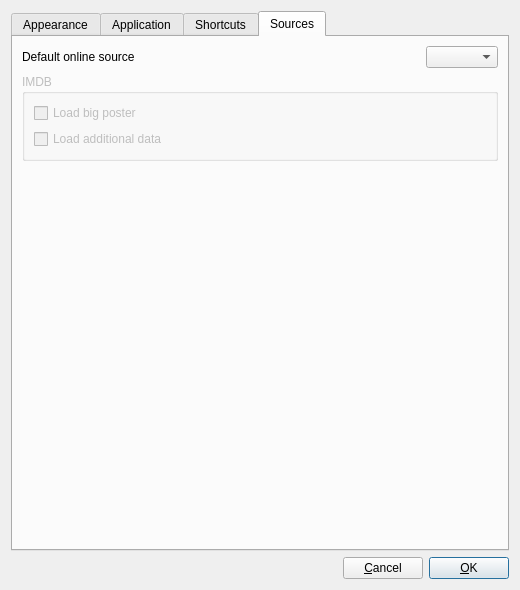
eugene-melnik/alexandra, file src/settingswindow.ui: the form before one commit.
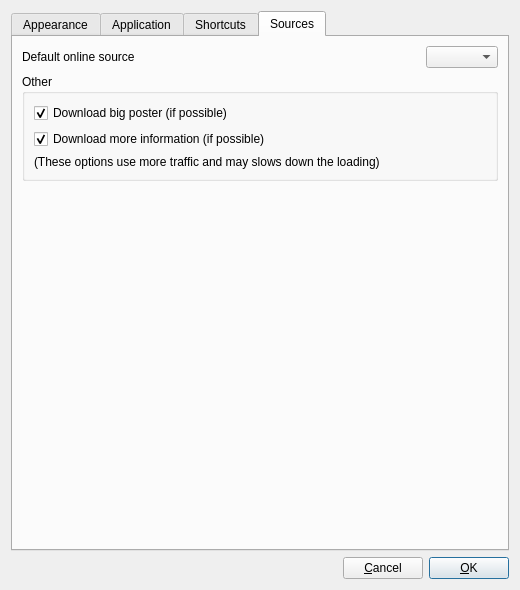
The form after the commit. The open tabs and pages were chosen to show the change. Icons and pictures are not drawn.

```diff
--- a/src/settingswindow.ui
+++ b/src/settingswindow.ui
@@ -1341,25 +1341,35 @@
         </layout>
        </item>
        <item>
-        <widget class="QGroupBox" name="gbImdb">
-         <property name="enabled">
-          <bool>false</bool>
-         </property>
+        <widget class="QGroupBox" name="gbOther">
          <property name="title">
-          <string>IMDB</string>
+          <string notr="true">Other</string>
          </property>
          <layout class="QVBoxLayout" name="verticalLayout_11">
           <item>
            <widget class="QCheckBox" name="cLoadBigPoster">
             <property name="text">
-             <string>Load big poster</string>
+             <string>Download big poster (if possible)</string>
             </property>
+            <property name="checked">
+             <bool>true</bool>
+            </property>
            </widget>
           </item>
           <item>
            <widget class="QCheckBox" name="cLoadAdditionalData">
             <property name="text">
-             <string>Load additional data</string>
+             <string>Download more information (if possible)</string>
+            </property>
+            <property name="checked">
+             <bool>true</bool>
+            </property>
+           </widget>
+          </item>
+          <item>
+           <widget class="QLabel" name="labelAdvancedMessage">
+            <property name="text">
+             <string>(These options use more traffic and may slows down the loading)</string>
             </property>
            </widget>
           </item>
```
Left out of the diff: 20 changed lines with no effect on the pictures.
